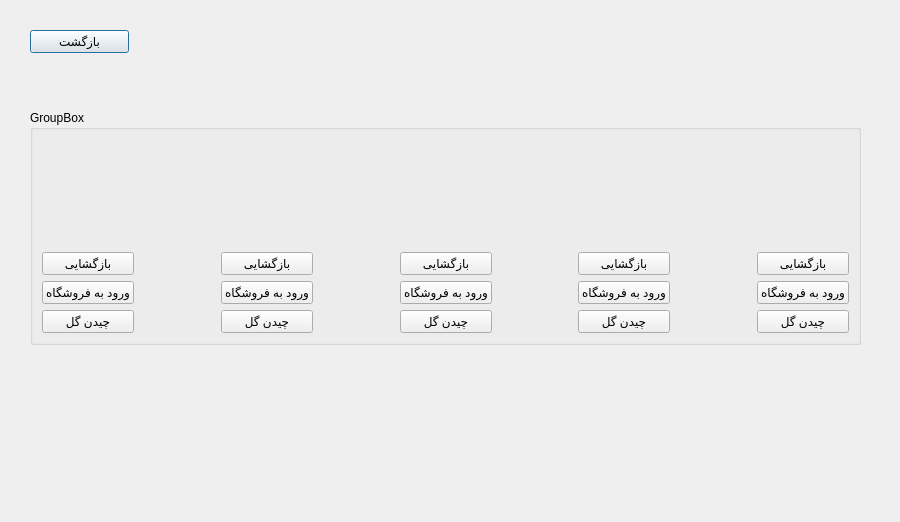
Above: form/greenHouse.ui from mahshid-o/GreenHouse before the change. Below: the same form after it.
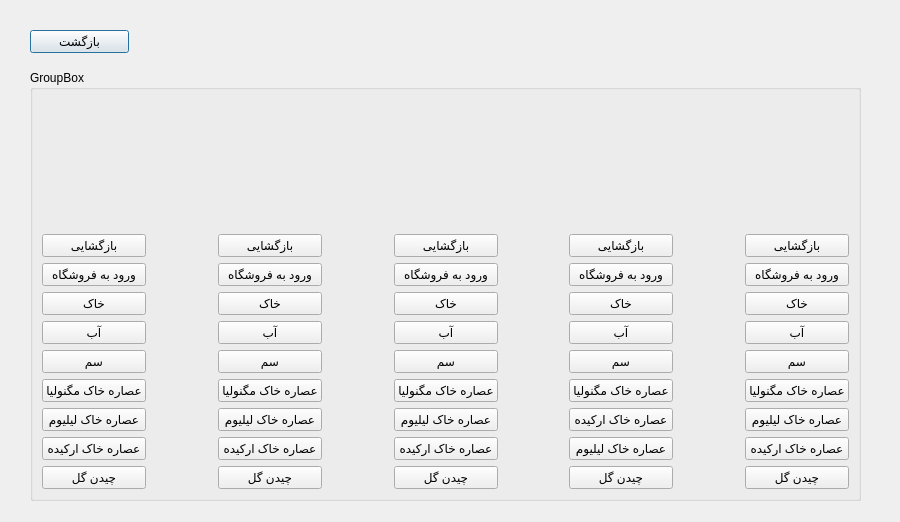
That is the form after the change. Icons and pictures are not drawn.

The edit to the form file:
```diff
--- a/form/greenHouse.ui
+++ b/form/greenHouse.ui
@@ -33,9 +33,9 @@
    <property name="geometry">
     <rect>
      <x>30</x>
-     <y>110</y>
+     <y>70</y>
      <width>831</width>
-     <height>235</height>
+     <height>431</height>
     </rect>
    </property>
    <property name="title">
@@ -107,6 +107,48 @@
         </property>
        </widget>
       </item>
+      <item>
+       <widget class="QPushButton" name="Soil3">
+        <property name="text">
+         <string>خاک</string>
+        </property>
+       </widget>
+      </item>
+      <item>
+       <widget class="QPushButton" name="Water3">
+        <property name="text">
+         <string>آب</string>
+        </property>
+       </widget>
+      </item>
+      <item>
+       <widget class="QPushButton" name="Poison3">
+        <property name="text">
+         <string>سم</string>
+        </property>
+       </widget>
+      </item>
+      <item>
+       <widget class="QPushButton" name="OsMagnolia3">
+        <property name="text">
+         <string>عصاره خاک مگنولیا</string>
+        </property>
+       </widget>
+      </item>
+      <item>
+       <widget class="QPushButton" name="OsLilium3">
+        <property name="text">
+         <string>عصاره خاک لیلیوم</string>
+        </property>
+       </widget>
+      </item>
+      <item>
+       <widget class="QPushButton" name="OsOrkide3">
+        <property name="text">
+         <string>عصاره خاک ارکیده</string>
+        </property>
+       </widget>
+      </item>
       <item>
        <widget class="QPushButton" name="saleButton3">
         <property name="text">
@@ -142,6 +184,48 @@
         </property>
        </widget>
       </item>
+      <item>
+       <widget class="QPushButton" name="Soil4">
+        <property name="text">
+         <string>خاک</string>
+        </property>
+       </widget>
+      </item>
+      <item>
+       <widget class="QPushButton" name="Water4">
+        <property name="text">
+         <string>آب</string>
+        </property>
+       </widget>
+      </item>
+      <item>
+       <widget class="QPushButton" name="Poison4">
+        <property name="text">
+         <string>سم</string>
+        </property>
+       </widget>
+      </item>
+      <item>
+       <widget class="QPushButton" name="OsMagnolia4">
+        <property name="text">
+         <string>عصاره خاک مگنولیا</string>
+        </property>
+       </widget>
+      </item>
+      <item>
+       <widget class="QPushButton" name="OsOrkide4">
+        <property name="text">
+         <string>عصاره خاک ارکیده</string>
+        </property>
+       </widget>
+      </item>
+      <item>
+       <widget class="QPushButton" name="OsLilium4">
+        <property name="text">
+         <string>عصاره خاک لیلیوم</string>
+        </property>
+       </widget>
+      </item>
       <item>
        <widget class="QPushButton" name="saleButton4">
         <property name="text">
@@ -177,6 +261,48 @@
         </property>
        </widget>
       </item>
+      <item>
+       <widget class="QPushButton" name="Soil5">
+        <property name="text">
+         <string>خاک</string>
+        </property>
+       </widget>
+      </item>
+      <item>
+       <widget class="QPushButton" name="Water5">
+        <property name="text">
+         <string>آب</string>
+        </property>
+       </widget>
+      </item>
+      <item>
+       <widget class="QPushButton" name="Poison5">
+        <property name="text">
+         <string>سم</string>
+        </property>
+       </widget>
+      </item>
+      <item>
+       <widget class="QPushButton" name="OsMagnolia5">
+        <property name="text">
+         <string>عصاره خاک مگنولیا</string>
+        </property>
+       </widget>
+      </item>
+      <item>
+       <widget class="QPushButton" name="OsLilium5">
+        <property name="text">
+         <string>عصاره خاک لیلیوم</string>
+        </property>
+       </widget>
+      </item>
+      <item>
+       <widget class="QPushButton" name="OsOrkide5">
+        <property name="text">
+         <string>عصاره خاک ارکیده</string>
+        </property>
+       </widget>
+      </item>
       <item>
        <widget class="QPushButton" name="saleButton5">
         <property name="text">
@@ -212,6 +338,48 @@
         </property>
        </widget>
       </item>
+      <item>
+       <widget class="QPushButton" name="Soil1">
+        <property name="text">
+         <string>خاک</string>
+        </property>
+       </widget>
+      </item>
+      <item>
+       <widget class="QPushButton" name="Water1">
+        <property name="text">
+         <string>آب</string>
+        </property>
+       </widget>
+      </item>
+      <item>
+       <widget class="QPushButton" name="Poison1">
+        <property name="text">
+         <string>سم</string>
+        </property>
+       </widget>
+      </item>
+      <item>
+       <widget class="QPushButton" name="OsMagnolia1">
+        <property name="text">
+         <string>عصاره خاک مگنولیا</string>
+        </property>
+       </widget>
+      </item>
+      <item>
+       <widget class="QPushButton" name="OsLilium1">
+        <property name="text">
+         <string>عصاره خاک لیلیوم</string>
+        </property>
+       </widget>
+      </item>
+      <item>
+       <widget class="QPushButton" name="OsOrkide1">
+        <property name="text">
+         <string>عصاره خاک ارکیده</string>
+        </property>
+       </widget>
+      </item>
       <item>
        <widget class="QPushButton" name="saleButton1">
         <property name="text">
@@ -247,6 +415,48 @@
         </property>
        </widget>
       </item>
+      <item>
+       <widget class="QPushButton" name="Soil2">
+        <property name="text">
+         <string>خاک</string>
+        </property>
+       </widget>
+      </item>
+      <item>
+       <widget class="QPushButton" name="Water2">
+        <property name="text">
+         <string>آب</string>
+        </property>
+       </widget>
+      </item>
+      <item>
+       <widget class="QPushButton" name="Poison2">
+        <property name="text">
+         <string>سم</string>
+        </property>
+       </widget>
+      </item>
+      <item>
+       <widget class="QPushButton" name="OsMagnolia2">
+        <property name="text">
+         <string>عصاره خاک مگنولیا</string>
+        </property>
+       </widget>
+      </item>
+      <item>
+       <widget class="QPushButton" name="OsLilium2">
+        <property name="text">
+         <string>عصاره خاک لیلیوم</string>
+        </property>
+       </widget>
+      </item>
+      <item>
+       <widget class="QPushButton" name="OsOrkide2">
+        <property name="text">
+         <string>عصاره خاک ارکیده</string>
+        </property>
+       </widget>
+      </item>
       <item>
        <widget class="QPushButton" name="saleButton2">
         <property name="text">
```
